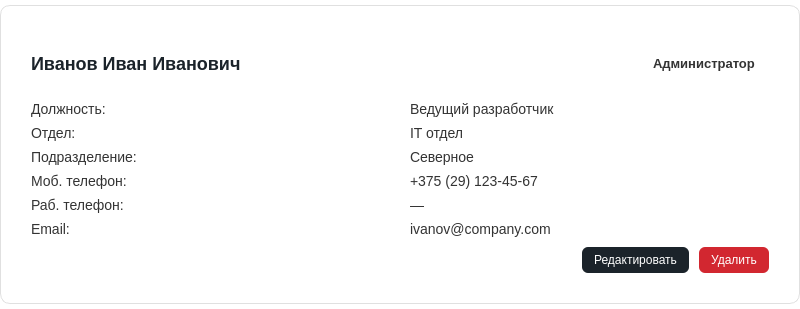
The window that ui/settings/employees/employee_card.ui (lerakaplich/TaskPlanner2) describes before a commit, drawn with Qt 5.
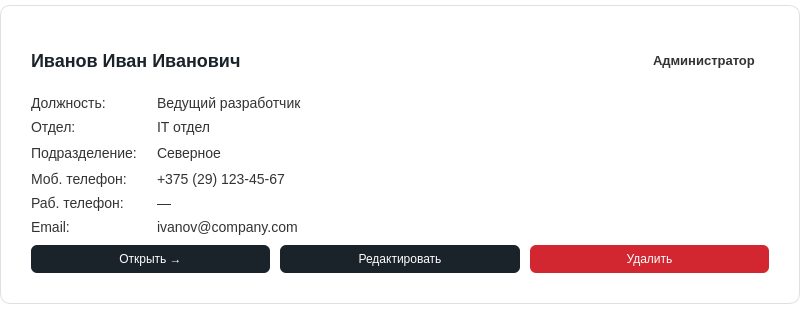
The same window after the commit.

Diff of the .ui file:
```diff
--- a/ui/settings/employees/employee_card.ui
+++ b/ui/settings/employees/employee_card.ui
@@ -22,26 +22,31 @@
     border: 2px solid #ccab6e;
 }
 QLabel {
+    background-color: white;
     color: #333;
     font-size: 14px;
 }
 QLabel#nameLabel {
+    background-color: white;
     font-size: 18px;
     font-weight: bold;
     color: #1B232A;
 }
 QLabel#roleLabel {
+    background-color: white;
     font-size: 13px;
     padding: 3px 10px;
     border-radius: 12px;
     font-weight: bold;
 }
 QLabel#sectionLabel {
+    background-color: white;
     font-size: 13px;
     color: #666;
     font-weight: bold;
 }
 QLabel#valueLabel {
+    background-color: white;
     color: #1B232A;
 }</string>
   </property>
@@ -184,11 +189,42 @@
        </property>
       </widget>
      </item>
-    </layout>
-   </item>
-   <item>
-    <layout class="QHBoxLayout" name="buttonsLayout">
-     <item>
+     <item row="3" column="0">
+      <widget class="QLabel" name="mobilePhoneLabel">
+       <property name="text">
+        <string>Моб. телефон:</string>
+       </property>
+      </widget>
+     </item>
+     <item row="4" column="0">
+      <widget class="QLabel" name="workPhoneLabel">
+       <property name="text">
+        <string>Раб. телефон:</string>
+       </property>
+      </widget>
+     </item>
+     <item row="0" column="0">
+      <widget class="QLabel" name="positionLabel">
+       <property name="text">
+        <string>Должность:</string>
+       </property>
+      </widget>
+     </item>
+     <item row="2" column="1">
+      <widget class="QLabel" name="divisionValue">
+       <property name="text">
+        <string>Северное</string>
+       </property>
+      </widget>
+     </item>
+     <item row="1" column="1">
+      <widget class="QLabel" name="departmentValue">
+       <property name="text">
+        <string>IT отдел</string>
+       </property>
+      </widget>
+     </item>
+     <item row="2" column="2">
       <spacer name="horizontalSpacer_2">
        <property name="orientation">
         <enum>Qt::Orientation::Horizontal</enum>
@@ -201,6 +237,47 @@
        </property>
       </spacer>
      </item>
+    </layout>
+   </item>
+   <item>
+    <layout class="QHBoxLayout" name="buttonsLayout">
+     <item>
+      <widget class="QPushButton" name="btnOpen">
+       <property name="sizePolicy">
+        <sizepolicy hsizetype="Minimum" vsizetype="Fixed">
+         <horstretch>0</horstretch>
+         <verstretch>0</verstretch>
+        </sizepolicy>
+       </property>
+       <property name="minimumSize">
+        <size>
+         <width>27</width>
+         <height>28</height>
+        </size>
+       </property>
+       <property name="styleSheet">
+        <string notr="true">QPushButton {
+    background-color: #1B232A;
+    color: white;
+    border: none;
+    border-radius: 6px;
+    padding: 0px 12px;   /* вертикальный padding убрали */
+    font-size: 12px;
+    min-height: 28px;
+    max-height: 28px;
+}
+QPushButton:hover {
+    background-color: #09131B;
+}
+QPushButton:pressed {
+    background-color: #030B12;
+}</string>
+       </property>
+       <property name="text">
+        <string>Открыть →</string>
+       </property>
+      </widget>
+     </item>
      <item>
       <widget class="QPushButton" name="editButton">
        <property name="cursor">
@@ -212,8 +289,10 @@
     color: white;
     border: none;
     border-radius: 6px;
-    padding: 6px 12px;
+    padding: 0px 12px;   /* вертикальный padding убрали */
     font-size: 12px;
+    min-height: 28px;
+    max-height: 28px;
 }
 QPushButton:hover {
     background-color: #D9D9D6;
@@ -239,11 +318,10 @@
     color: white;
     border: none;
     border-radius: 6px;
-    padding: 6px 12px;
+    padding: 0px 12px;   /* вертикальный padding убрали */
     font-size: 12px;
-}
-QPushButton:hover {
-    background-color: #6a1e29;
+    min-height: 28px;
+    max-height: 28px;
 }
 QPushButton:hover {
     background-color: #862633;
@@ -251,6 +329,7 @@
 QPushButton:pressed {
     background-color: #6a1e29;
 }
+
 </string>
        </property>
        <property name="text">
```
Left out of the diff: 90 changed lines with no effect on the pictures.
